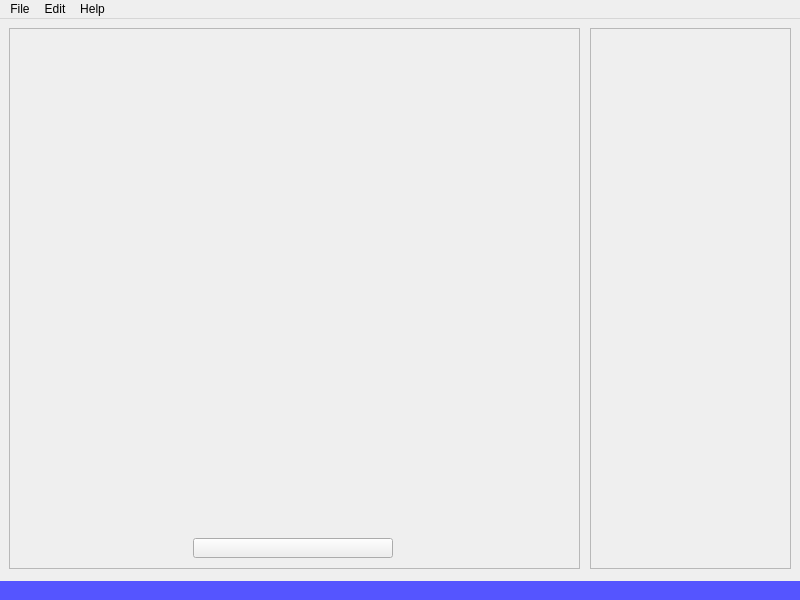
Old version of the form picCoder.ui in the repository mikecv/picCoder.
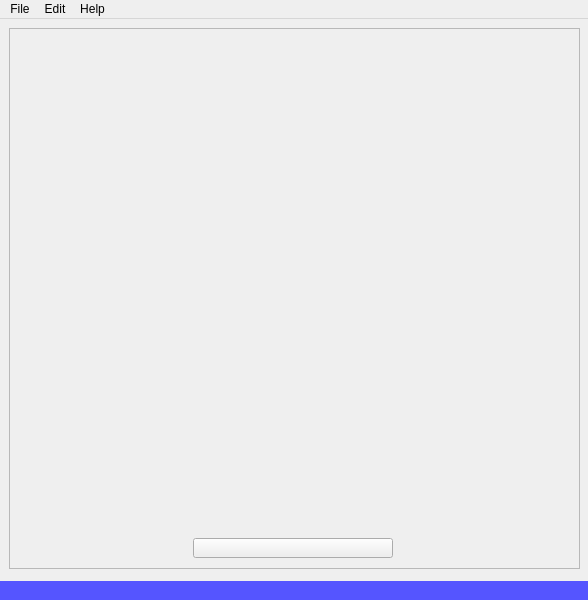
New version of the form. Icons and pictures are not drawn.

Commit message:
Removed side panel from main UI.
Proposing extra dialog for embedded conversation.

The edit to the form file:
```diff
--- a/picCoder.ui
+++ b/picCoder.ui
@@ -6,19 +6,19 @@
    <rect>
     <x>0</x>
     <y>0</y>
-    <width>800</width>
+    <width>588</width>
     <height>600</height>
    </rect>
   </property>
   <property name="minimumSize">
    <size>
-    <width>800</width>
+    <width>588</width>
     <height>600</height>
    </size>
   </property>
   <property name="maximumSize">
    <size>
-    <width>800</width>
+    <width>588</width>
     <height>600</height>
    </size>
   </property>
@@ -30,22 +30,6 @@
     <normaloff>resources/about.png</normaloff>resources/about.png</iconset>
   </property>
   <widget class="QWidget" name="centralwidget">
-   <widget class="QFrame" name="picDataFrame">
-    <property name="geometry">
-     <rect>
-      <x>590</x>
-      <y>9</y>
-      <width>201</width>
-      <height>541</height>
-     </rect>
-    </property>
-    <property name="frameShape">
-     <enum>QFrame::StyledPanel</enum>
-    </property>
-    <property name="frameShadow">
-     <enum>QFrame::Raised</enum>
-    </property>
-   </widget>
    <widget class="QFrame" name="picImageFrame">
     <property name="geometry">
      <rect>
@@ -141,7 +125,7 @@
     <rect>
      <x>0</x>
      <y>0</y>
-     <width>800</width>
+     <width>588</width>
      <height>22</height>
     </rect>
    </property>
```
The commit also changes 1 other file.
